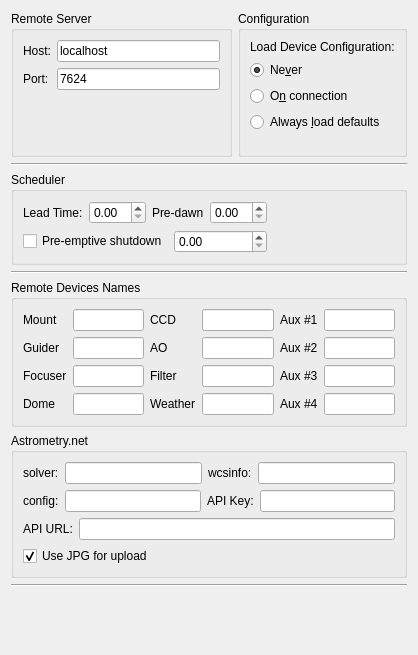
This is kstars/ekos/opsekos.ui in KDE/kstars as Qt 5 draws it before an edit. The edited form follows.
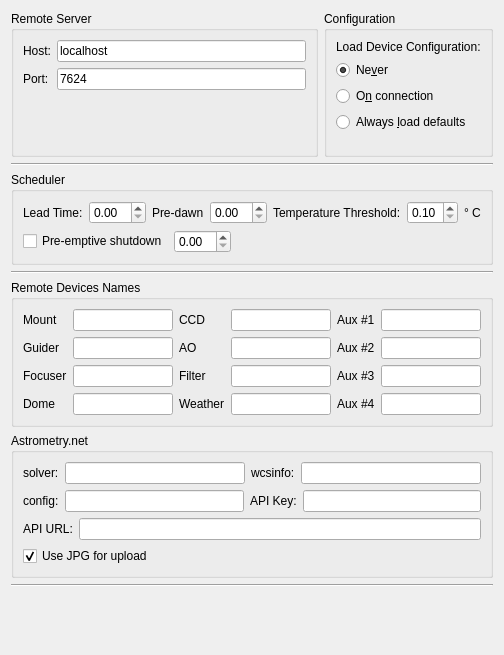
This is the edited form.

Commit message: Add option for temperature setpoint threshold as requested in INDI forums

Diff of the .ui file:
```diff
--- a/kstars/ekos/opsekos.ui
+++ b/kstars/ekos/opsekos.ui
@@ -6,7 +6,7 @@
    <rect>
     <x>0</x>
     <y>0</y>
-    <width>418</width>
+    <width>462</width>
     <height>655</height>
    </rect>
   </property>
@@ -134,11 +134,9 @@
      <property name="title">
       <string>Scheduler</string>
      </property>
-     <layout class="QHBoxLayout" name="horizontalLayout_2">
-      <item>
        <layout class="QVBoxLayout" name="verticalLayout">
         <item>
-         <layout class="QHBoxLayout" name="horizontalLayout_3">
+       <layout class="QHBoxLayout" name="horizontalLayout_2">
           <item>
            <widget class="QLabel" name="leadTimeLabel">
             <property name="toolTip">
@@ -163,12 +161,45 @@
            </widget>
           </item>
           <item>
-           <widget class="QDoubleSpinBox" name="kcfg_preDawnTime"/>
+         <widget class="QDoubleSpinBox" name="kcfg_PreDawnTime"/>
+        </item>
+        <item>
+         <widget class="QLabel" name="label">
+          <property name="toolTip">
+           <string>Maximum acceptable difference between requested and measured temperature set point. When the temperature threshold is below this value, the temperature set point request is deemed successful.</string>
+          </property>
+          <property name="text">
+           <string>Temperature Threshold:</string>
+          </property>
+         </widget>
+        </item>
+        <item>
+         <widget class="QDoubleSpinBox" name="kcfg_MaxTemperatureDiff">
+          <property name="minimum">
+           <double>0.100000000000000</double>
+          </property>
+          <property name="maximum">
+           <double>5.000000000000000</double>
+          </property>
+          <property name="singleStep">
+           <double>0.100000000000000</double>
+          </property>
+          <property name="value">
+           <double>0.100000000000000</double>
+          </property>
+         </widget>
+        </item>
+        <item>
+         <widget class="QLabel" name="label_3">
+          <property name="text">
+           <string>° C</string>
+          </property>
+         </widget>
           </item>
          </layout>
         </item>
         <item>
-         <layout class="QHBoxLayout" name="horizontalLayout_4">
+       <layout class="QHBoxLayout" name="horizontalLayout_3">
           <item>
            <widget class="QCheckBox" name="kcfg_preemptiveShutdown">
             <property name="toolTip">
@@ -180,16 +211,12 @@
            </widget>
           </item>
           <item>
-           <widget class="QDoubleSpinBox" name="kcfg_preemptiveShutdownTime">
+         <widget class="QDoubleSpinBox" name="kcfg_PreemptiveShutdownTime">
             <property name="toolTip">
              <string>&lt;html&gt;&lt;head/&gt;&lt;body&gt;&lt;p&gt;Pre-emptive shutdown hours&lt;/p&gt;&lt;/body&gt;&lt;/html&gt;</string>
             </property>
            </widget>
           </item>
-         </layout>
-        </item>
-       </layout>
-      </item>
       <item>
        <spacer name="horizontalSpacer">
         <property name="orientation">
@@ -197,11 +224,13 @@
         </property>
         <property name="sizeHint" stdset="0">
          <size>
-          <width>127</width>
+            <width>40</width>
           <height>20</height>
          </size>
         </property>
        </spacer>
+        </item>
+       </layout>
       </item>
      </layout>
     </widget>
```
Left out of the diff: 6 changed lines with no effect on the pictures. Lines whose indentation alone changed are shown as unchanged. The commit also changes 2 other files.
